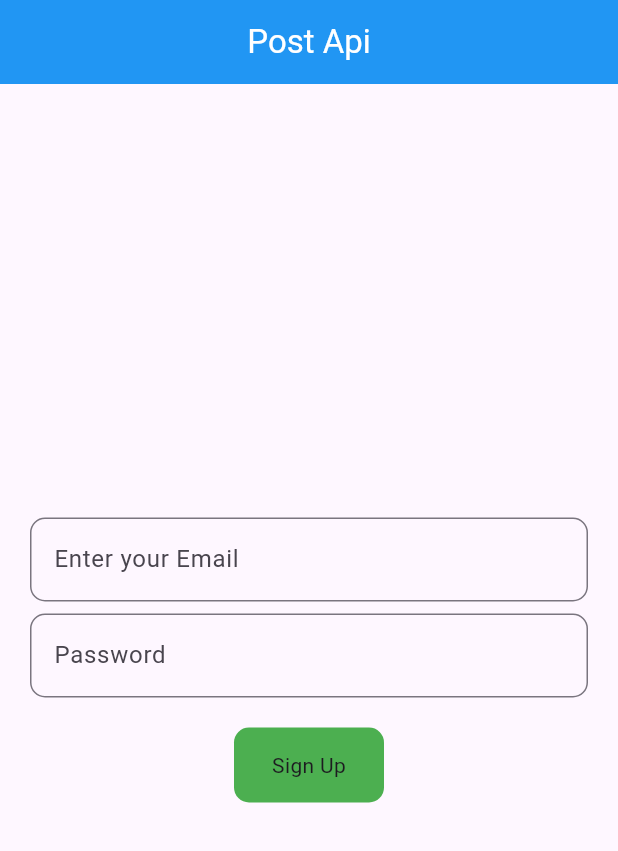
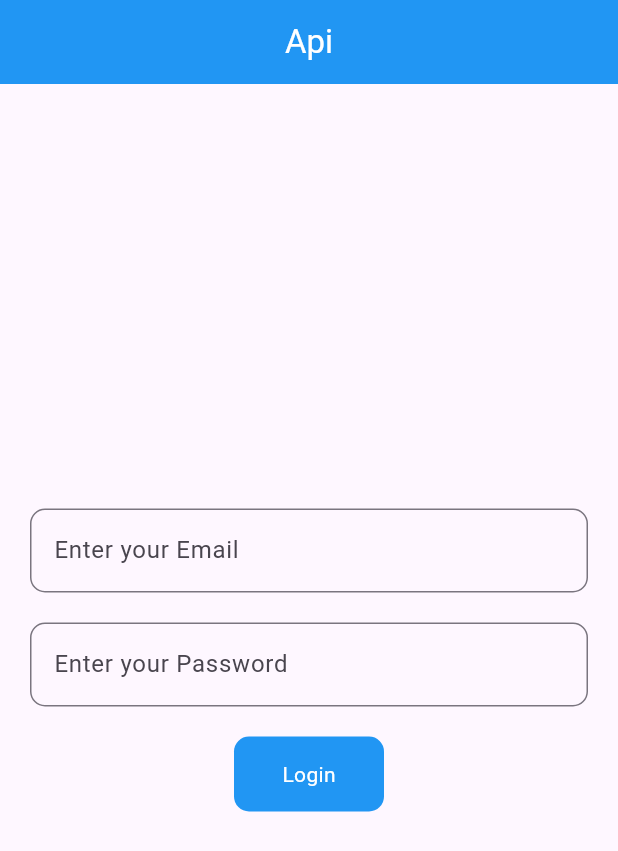
Before and after one commit to Muhammad-Rashid-172002/API, a Flutter app: the screen it shows after launch, on a phone screen of 412 x 824 dp. Shown: the top 851 px of the screen. Run offline on Flutter 3.47's test engine with Material 3 defaults, Android fonts, the phone set to English and light mode, and no system bars.

Commit message:
for practice

```diff
--- /dev/null
+++ b/lib/Post_Api/api.dart
@@ -0,0 +1,93 @@
+import 'package:flutter/material.dart';
+import 'package:http/http.dart' as http;
+
+class Api extends StatefulWidget {
+  const Api({super.key});
+
+  @override
+  State<Api> createState() => _ApiState();
+}
+
+class _ApiState extends State<Api> {
+  TextEditingController emailController = TextEditingController();
+  TextEditingController passwordController = TextEditingController();
+
+  void login(String email, String pasword) async {
+    try {
+      http.Response response =
+          await http.post(Uri.parse('https://reqres.in/api/register'), body: {
+        'email': email,
+        'password': pasword,
+      });
+      if (response.statusCode == 200) {
+        print('account created successfully');
+      } else {
+        print('Failed to post data');
+      }
+    } catch (e) {
+      print(e);
+    }
+  }
+
+  @override
+  Widget build(BuildContext context) {
+    return Scaffold(
+      appBar: AppBar(
+        backgroundColor: Colors.blue,
+        title: Center(
+            child: const Text('Api', style: TextStyle(color: Colors.white))),
+      ),
+      body: Column(
+        mainAxisAlignment: MainAxisAlignment.center,
+        children: [
+          Container(
+            margin: const EdgeInsets.only(left: 20, right: 20),
+            child: TextFormField(
+              controller: emailController,
+              decoration: InputDecoration(
+                hintText: 'Enter your Email',
+                border: OutlineInputBorder(
+                  borderRadius: BorderRadius.all(Radius.circular(10)),
+                ),
+              ),
+            ),
+          ),
+          SizedBox(
+            height: 20,
+          ),
+          Container(
+            margin: const EdgeInsets.only(left: 20, right: 20),
+            child: TextFormField(
+              controller: passwordController,
+              decoration: InputDecoration(
+                hintText: 'Enter your Password',
+                border: OutlineInputBorder(
+                  borderRadius: BorderRadius.all(Radius.circular(10)),
+                ),
+              ),
+            ),
+          ),
+          SizedBox(
+            height: 20,
+          ),
+          GestureDetector(
+            onTap: () {
+              login(emailController.text.toString(),
+                  passwordController.text.toString());
+            },
+            child: Container(
+              height: 50,
+              width: 100,
+              decoration: BoxDecoration(
+                color: Colors.blue,
+                borderRadius: BorderRadius.circular(10),
+              ),
+              child: Center(
+                  child: Text('Login', style: TextStyle(color: Colors.white))),
+            ),
+          )
+        ],
+      ),
+    );
+  }
+}
--- a/lib/main.dart
+++ b/lib/main.dart
@@ -1,5 +1,6 @@
 import 'package:flutter/material.dart';
 import 'package:post_api/Post_Api/Post_Api.dart';
+import 'package:post_api/Post_Api/api.dart';
 
 void main() {
   runApp(const MyApp());
@@ -16,7 +17,8 @@ class MyApp extends StatelessWidget {
           colorScheme: ColorScheme.fromSeed(seedColor: Colors.deepPurple),
           useMaterial3: true,
         ),
-      home: const PostApi(),
+        home: const Api()
+        //PostApi(),
         );
   }
 }
```
Lines whose indentation alone changed are shown as unchanged.
